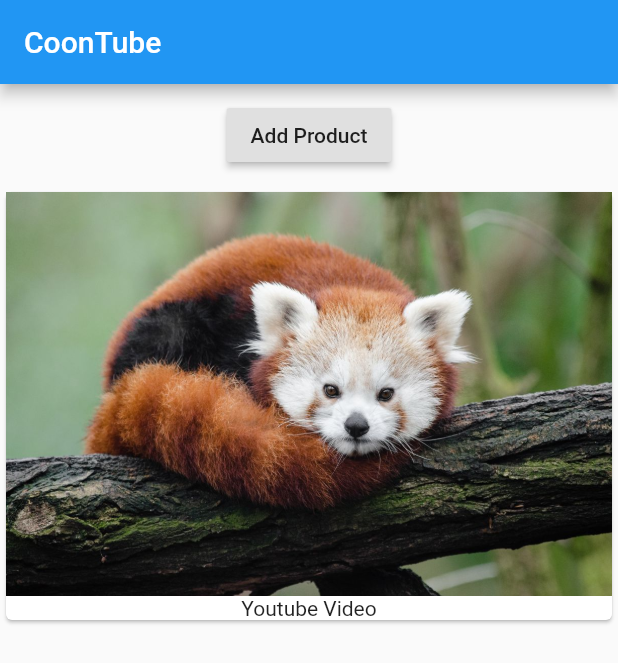
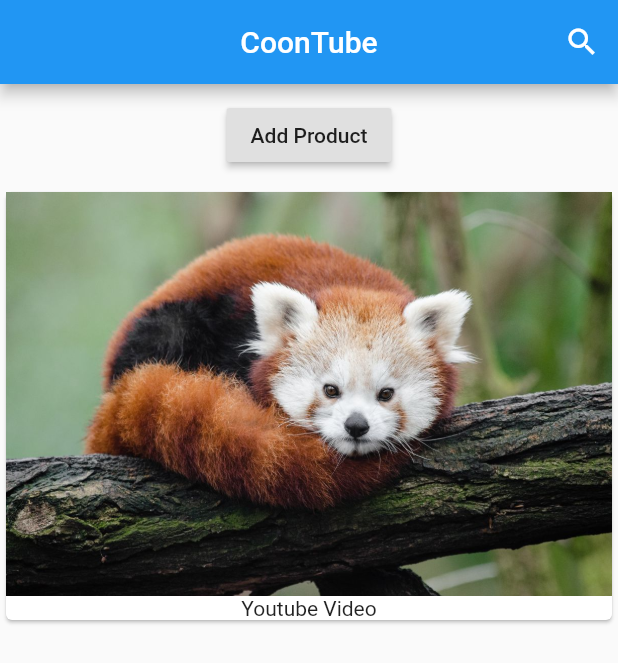
Before and after one commit to Nyannazz/flutterYoutubeDownloader, a Flutter app: the screen it shows after launch, on a phone screen of 412 x 824 dp. Shown: the top 663 px of the screen. Run offline on Flutter 3.47's test engine with Material 2 defaults, Android fonts, the phone set to English and light mode, and no system bars.

Commit message:
flutter basics

```diff
--- a/lib/main.dart
+++ b/lib/main.dart
@@ -1,53 +1,18 @@
 import 'package:flutter/material.dart';
+
+import './video_manager.dart';
+import './search_bar.dart';
 
 void main() => runApp(MyApp());
 
-class MyApp extends StatefulWidget {
-  @override
-  State<StatefulWidget> createState() {
-    return _MyAppState();
-  }
-}
-
-class _MyAppState extends State<MyApp> {
-  List<String> _videos = ['Red Panda'];
-
+class MyApp extends StatelessWidget {
   @override
   Widget build(BuildContext context) {
     return MaterialApp(
       home: Scaffold(
-          appBar: AppBar(
-            title: Text('CoonTube'),
-          ),
-          body: Column(
-            children: [
-              Container(
-                margin: EdgeInsets.all(10.0),
-                child:
-                    RaisedButton(onPressed: () {
-                      setState(() {
-                       _videos.add('cat video');
-
-                      });
-                    },
-                    child: Text('Add Product')),
-              ),
-              Column(
-                children: _videos
-                    .map(
-                      (element) => Card(
-                        child: Column(
-                          children: <Widget>[
-                            Image.asset('assets/panda.jpg'),
-                            Text('Youtube Video')
-                          ],
-                        ),
-                      ),
-                    )
-                    .toList(),
-              ),
-            ],
-          )),
+        appBar: SearchBar(searchVideo: (){},appName: "CoonTube"),
+        body: VideoManager(),
+      ),
     );
   }
 }
--- /dev/null
+++ b/lib/search_bar.dart
@@ -0,0 +1,59 @@
+import 'package:flutter/cupertino.dart';
+import 'package:flutter/material.dart';
+
+class SearchBar extends StatefulWidget implements PreferredSizeWidget {
+  final String appName;
+  final Function searchVideo;
+  SearchBar({String this.appName,Function this.searchVideo});
+
+  //final Function searchVideo;
+
+  @override
+  State<StatefulWidget> createState() {
+    return _SearchBarState();
+  }
+
+  @override
+  // TODO: implement preferredSize
+  Size get preferredSize => Size.fromHeight(kToolbarHeight);
+}
+
+class _SearchBarState extends State<SearchBar> {
+  Icon searchIcon = Icon(Icons.search);
+  Widget appBarTitle;
+  @override
+  Widget build(BuildContext context) {
+    return AppBar(
+      centerTitle: true,
+      title: appBarTitle=Text(widget.appName),
+      actions: <Widget>[
+        IconButton(
+          icon: searchIcon,
+          tooltip: 'search video',
+          onPressed: () {
+            setState(() {
+              if (this.searchIcon.icon == Icons.search) {
+                this.searchIcon = Icon(Icons.close);
+                this.appBarTitle = TextField(
+                  style: TextStyle(
+                    color: Colors.white,
+                  ),
+                  decoration: InputDecoration(
+                      prefixIcon: Icon(Icons.search, color: Colors.white),
+                      hintText: 'Enter Youtube URL...',
+                      hintStyle: TextStyle(color: Colors.white)),
+                );
+              } else {
+                this.searchIcon = Icon(Icons.search);
+                this.appBarTitle = Text(widget.appName);
+              }
+            });
+          },
+        )
+      ],
+    );
+  }
+}
+
+class $appName {
+}
--- /dev/null
+++ b/lib/video_manager.dart
@@ -0,0 +1,31 @@
+import 'package:flutter/material.dart';
+
+import './videos.dart';
+
+class VideoManager extends StatefulWidget {
+  @override
+  State<StatefulWidget> createState() {
+    return _VideoManagerState();
+  }
+}
+
+class _VideoManagerState extends State<VideoManager> {
+  List<String> _videos = ['Red Panda'];
+
+  @override
+  Widget build(BuildContext context) {
+    return Column(children: <Widget>[
+      Container(
+      margin: EdgeInsets.all(10.0),
+      child: RaisedButton(
+          onPressed: () {
+            setState(() {
+              _videos.add('cat video');
+            });
+          },
+          child: Text('Add Product')),
+    ),
+    Videos(_videos)
+    ],) ;
+  }
+}
--- /dev/null
+++ b/lib/videos.dart
@@ -0,0 +1,25 @@
+import 'package:flutter/material.dart';
+
+class Videos extends StatelessWidget {
+  final List<String> videos;
+
+  Videos(this.videos);
+  @override
+  Widget build(BuildContext context) {
+    return Column(
+      children: videos
+          .map(
+            (element) => Card(
+              child: Column(
+                children: <Widget>[
+                  Image.asset('assets/panda.jpg'),
+                  Text('Youtube Video')
+                ],
+              ),
+            ),
+          )
+          .toList(),
+    );
+  }
+
+}
```
